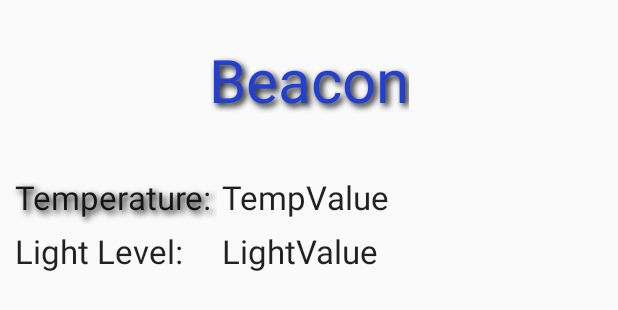
After one commit to markozeman/DragonHack, an Android app: the layout activity_beacon_information_screen.xml on its own in the app's theme, with its tools: preview values and no code run, on a phone screen of 412 x 824 dp. The commit adds this screen. Shown: the top 310 px of the screen. Run offline under Robolectric (Android 15) with nearby library versions, the phone set to English and light mode, and no system bars.

Commit message:
beacon info view

```diff
--- a/BlindLight/app/src/main/AndroidManifest.xml
+++ b/BlindLight/app/src/main/AndroidManifest.xml
@@ -15,6 +15,10 @@
                 <category android:name="android.intent.category.LAUNCHER" />
             </intent-filter>
         </activity>
+        <activity
+            android:name=".BeaconInformationActivity"
+            android:label="@string/info">
+        </activity>
     </application>
 
 </manifest>
--- a/BlindLight/app/src/main/java/com/example/work/blindlight/MainScreen.java
+++ b/BlindLight/app/src/main/java/com/example/work/blindlight/MainScreen.java
@@ -7,6 +7,7 @@ import android.app.Notification;
 import android.app.NotificationManager;
 import android.content.Context;
 import android.content.DialogInterface;
+import android.content.Intent;
 import android.media.MediaPlayer;
 import android.media.Ringtone;
 import android.media.RingtoneManager;
@@ -29,6 +30,17 @@ public class MainScreen extends Activity  {
     Context context = this;
 
     private Button testButton;
+
+    private Button infoButton;
+
+
+    public void beaconInfo(View view){
+        Intent myIntent = new Intent(this, BeaconInformationActivity.class);
+        myIntent.putExtra("beaconName", button.getText().toString()); //Optional parameters
+        this.startActivity(myIntent);
+
+
+    }
 
 
     public void createNotification(View view) {
@@ -68,6 +80,8 @@ public class MainScreen extends Activity  {
         //button's reference
 
         button = (Button)findViewById(R.id.button);
+
+        infoButton = (Button)findViewById(R.id.button3);
 
         testButton.setOnClickListener(new OnClickListener() {
             @Override
@@ -113,7 +127,7 @@ public class MainScreen extends Activity  {
 
                 //List of items to be show in  alert Dialog are stored in array of strings/char sequences
 
-                final String[] items = {"AAAAAA", "BBBBBBB", "CCCCCCC", "DDDDDDDD"};
+                final String[] items = {"Beacon 1", "Beacon 2", "Beacon 3", "Beacon 4"};
 
 
 
--- /dev/null
+++ b/BlindLight/app/src/main/res/layout/activity_beacon_information_screen.xml
@@ -0,0 +1,63 @@
+<?xml version="1.0" encoding="utf-8"?>
+<LinearLayout xmlns:android="http://schemas.android.com/apk/res/android"
+    android:orientation="vertical" android:layout_width="match_parent"
+    android:layout_height="match_parent">
+
+
+    <TextView
+        android:layout_width="wrap_content"
+        android:layout_height="wrap_content"
+        android:textAppearance="?android:attr/textAppearanceLarge"
+        android:text="Beacon"
+        android:layout_marginTop="26dp"
+        android:id="@+id/beaconNameTextView"
+        android:layout_gravity="center_horizontal"
+        android:textColor="#233fcd"
+        android:textIsSelectable="false"
+        android:textSize="40dp"
+        android:layout_alignParentTop="true"
+        android:layout_centerHorizontal="true"
+        android:shadowColor="#000000"
+        android:shadowDx="3"
+        android:shadowDy="3"
+        android:shadowRadius="5"
+        android:singleLine="false" />
+
+    <TableLayout xmlns:android="http://schemas.android.com/apk/res/android"
+        android:layout_width="match_parent"
+        android:layout_height="match_parent"
+        android:layout_marginTop="50px"
+        android:stretchColumns="1">
+        <TableRow>
+            <TextView
+                android:text="Temperature:"
+                android:textAppearance="?android:attr/textAppearanceLarge"
+                android:padding="3dip"
+                android:layout_marginLeft="10px"
+                android:shadowColor="#000000"
+                android:shadowDx="3"
+                android:shadowDy="3"
+                android:shadowRadius="5"
+                android:singleLine="false"
+                />
+            <TextView
+                android:text="TempValue"
+                android:textAppearance="?android:attr/textAppearanceLarge"
+                android:padding="3dip" />
+        </TableRow>
+
+        <TableRow>
+            <TextView
+                android:text="Light Level:"
+                android:layout_marginLeft="10px"
+                android:textAppearance="?android:attr/textAppearanceLarge"
+                android:padding="3dip" />
+            <TextView
+                android:text="LightValue"
+                android:textAppearance="?android:attr/textAppearanceLarge"
+                android:padding="3dip" />
+        </TableRow>
+    </TableLayout>
+
+
+</LinearLayout>
--- a/BlindLight/app/src/main/res/values/strings.xml
+++ b/BlindLight/app/src/main/res/values/strings.xml
@@ -7,6 +7,8 @@
 
     <string name="test">TestNotification</string>
 
+    <string name="info">Beacon Info</string>
+
     <string name="lala">Test sound</string>
 
     <string name="test2">Test text</string>
```
